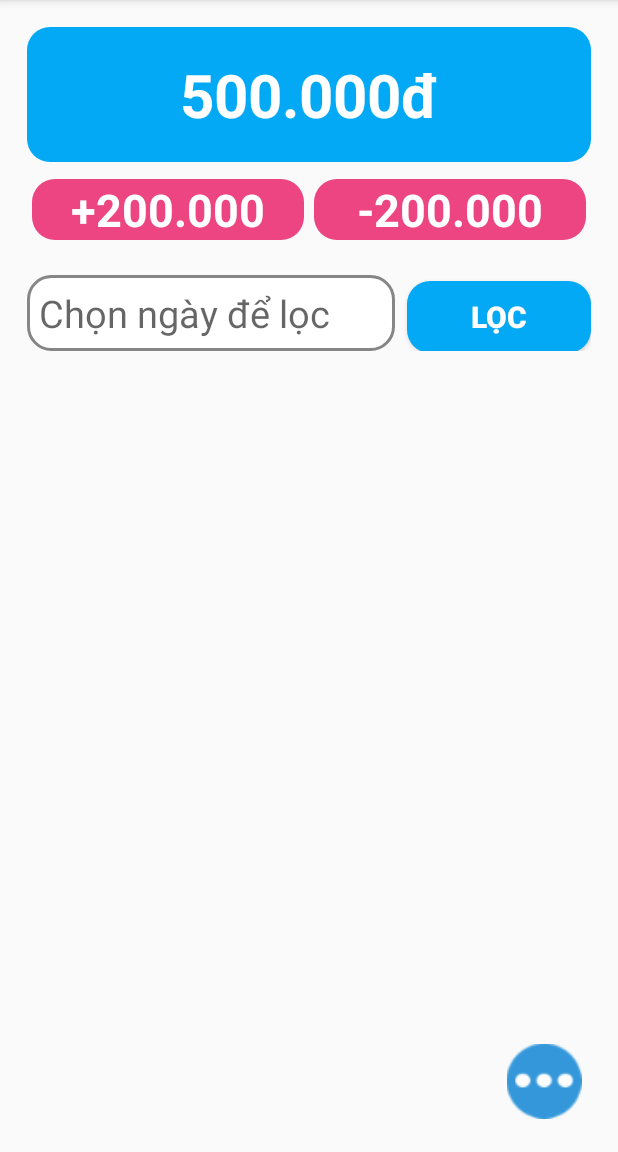
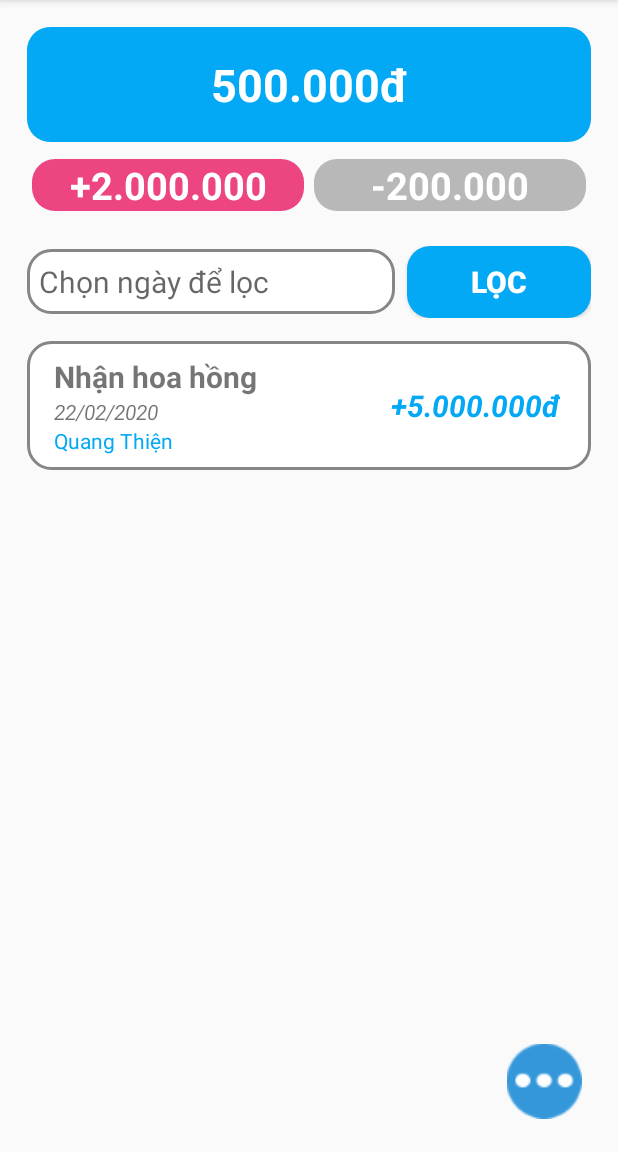
Before and after one commit to SugarTea2899/OurWalletApp, an Android app: the ManagementActivity screen opened directly, with no data from a screen before it, on a phone screen of 412 x 824 dp, the part 84-1236 px from its top. Run offline under Robolectric (Android 15) with nearby library versions, the phone set to English and light mode, and no system bars.

Commit message:
+ Tạo custom adapter cho recycle view, hiển thị lên giao diện

```diff
--- /dev/null
+++ b/APP/app/src/main/java/com/example/myapplication/HistoryAdapter.java
@@ -0,0 +1,82 @@
+package com.example.myapplication;
+
+import android.content.Context;
+import android.view.LayoutInflater;
+import android.view.View;
+import android.view.ViewGroup;
+import android.widget.TextView;
+
+import androidx.annotation.NonNull;
+import androidx.recyclerview.widget.RecyclerView;
+
+import java.lang.reflect.Array;
+import java.util.ArrayList;
+
+public class HistoryAdapter extends RecyclerView.Adapter<HistoryAdapter.HistoryViewHolder> {
+    public ArrayList<HistoryItemModel> itemModelsResult;
+    private Context context;
+
+    public HistoryAdapter(ArrayList<HistoryItemModel> itemModelsResult, Context context) {
+        this.itemModelsResult = itemModelsResult;
+        this.context = context;
+    }
+
+    @NonNull
+    @Override
+    public HistoryViewHolder onCreateViewHolder(@NonNull ViewGroup parent, int viewType) {
+        View itemView = LayoutInflater.from(parent.getContext()).inflate(R.layout.history_item, parent, false);
+        return new HistoryViewHolder(itemView);
+    }
+
+    @Override
+    public void onBindViewHolder(@NonNull HistoryViewHolder holder, int position) {
+        HistoryItemModel item = itemModelsResult.get(position);
+
+        holder.tvContent.setText(item.content);
+        holder.tvDate.setText(item.date);
+        holder.tvUsername.setText(item.userName);
+        String temp = formatMoney(item.value);
+
+        if (item.isRevenues)
+            temp = "+" + temp;
+        else
+            temp = "-" + temp;
+        holder.tvValue.setText(temp);
+    }
+
+    @Override
+    public int getItemCount() {
+        return itemModelsResult.size();
+    }
+
+    public class HistoryViewHolder extends RecyclerView.ViewHolder {
+        public TextView tvContent;
+        public TextView tvDate;
+        public TextView tvUsername;
+        public TextView tvValue;
+
+        public HistoryViewHolder(@NonNull View itemView) {
+            super(itemView);
+
+            tvContent = (TextView) itemView.findViewById(R.id.tv_content);
+            tvDate = (TextView) itemView.findViewById(R.id.tv_date);
+            tvUsername = (TextView) itemView.findViewById(R.id.tv_userName);
+            tvValue = (TextView) itemView.findViewById(R.id.tv_value);
+
+        }
+    }
+
+    public static String formatMoney(String money){
+        int count = 0;
+        StringBuffer result = new StringBuffer(money);
+        for (int i = result.length() - 1; i > 0; i--){
+            count++;
+            if (count == 3){
+                count = 0;
+                result.insert(i, '.');
+            }
+        }
+        result.insert(result.length(), "đ");
+        return result.toString();
+    }
+}
--- /dev/null
+++ b/APP/app/src/main/java/com/example/myapplication/HistoryItemModel.java
@@ -0,0 +1,17 @@
+package com.example.myapplication;
+
+public class HistoryItemModel {
+    public String content;
+    public String date;
+    public String userName;
+    public String value;
+    public boolean isRevenues;
+
+    public HistoryItemModel(String content, String date, String userName, String value, boolean isRevenues) {
+        this.content = content;
+        this.date = date;
+        this.userName = userName;
+        this.value = value;
+        this.isRevenues = isRevenues;
+    }
+}
--- a/APP/app/src/main/java/com/example/myapplication/MainActivity.java
+++ b/APP/app/src/main/java/com/example/myapplication/MainActivity.java
@@ -2,13 +2,39 @@ package com.example.myapplication;
 
 import androidx.appcompat.app.AppCompatActivity;
 
+import android.content.Intent;
 import android.os.Bundle;
+import android.view.View;
+import android.widget.Button;
+import android.widget.EditText;
 
 public class MainActivity extends AppCompatActivity {
 
+    EditText edtUserName;
+    EditText edtWalletID;
+    EditText edtWalletPass;
+    Button btnConnect;
     @Override
     protected void onCreate(Bundle savedInstanceState) {
         super.onCreate(savedInstanceState);
         setContentView(R.layout.activity_main);
+        getWidget();
+
+
+        setEvent();
+    }
+
+    private void setEvent(){
+        btnConnect.setOnClickListener(new View.OnClickListener() {
+            @Override
+            public void onClick(View v) {
+                Intent intent = new Intent(MainActivity.this, ManagementActivity.class);
+                startActivity(intent);
+            }
+        });
+    }
+
+    private void getWidget(){
+        btnConnect = (Button) findViewById(R.id.btn_connect);
     }
 }
--- a/APP/app/src/main/java/com/example/myapplication/ManagementActivity.java
+++ b/APP/app/src/main/java/com/example/myapplication/ManagementActivity.java
@@ -1,14 +1,38 @@
 package com.example.myapplication;
 
 import androidx.appcompat.app.AppCompatActivity;
+import androidx.recyclerview.widget.LinearLayoutManager;
+import androidx.recyclerview.widget.RecyclerView;
 
 import android.os.Bundle;
 
+import java.util.ArrayList;
+
 public class ManagementActivity extends AppCompatActivity {
+
+    RecyclerView recyclerView;
+    ArrayList <HistoryItemModel> itemModels;
+    HistoryAdapter adapter;
 
     @Override
     protected void onCreate(Bundle savedInstanceState) {
         super.onCreate(savedInstanceState);
         setContentView(R.layout.activity_management);
+        getWidget();
+        HistoryItemModel itemModel = new HistoryItemModel("Nhận hoa hồng", "22/02/2020", "Quang Thiện", "5000000", true);
+        itemModels.add(itemModel);
+        adapter = new HistoryAdapter(itemModels, this);
+        recyclerView.setAdapter(adapter);
+        setEvent();
+    }
+
+    private void setEvent(){
+
+    }
+
+    private void getWidget(){
+        itemModels = new ArrayList<HistoryItemModel>();
+        recyclerView = (RecyclerView) findViewById(R.id.rv_history);
+        recyclerView.setLayoutManager(new LinearLayoutManager(this));
     }
 }
--- /dev/null
+++ b/APP/app/src/main/res/drawable/border_button_gray.xml
@@ -0,0 +1,11 @@
+<?xml version="1.0" encoding="utf-8"?>
+<!--  res/drawable/rounded_edittext.xml -->
+<shape xmlns:android="http://schemas.android.com/apk/res/android"
+    android:shape="rectangle" android:padding="10dp">
+    <solid android:color="#B9B8B8"/>
+    <corners
+        android:bottomRightRadius="15dp"
+        android:bottomLeftRadius="15dp"
+        android:topLeftRadius="15dp"
+        android:topRightRadius="15dp"/>
+</shape>
--- a/APP/app/src/main/res/layout/activity_main.xml
+++ b/APP/app/src/main/res/layout/activity_main.xml
@@ -32,6 +32,7 @@
         android:padding="8dp"
         android:id="@+id/edt_walletId"
         android:layout_marginTop="30dp"
+        android:inputType="number"
         android:layout_width="match_parent"
         android:layout_height="wrap_content"
         android:background="@drawable/rounded_edittext"
--- a/APP/app/src/main/res/layout/activity_management.xml
+++ b/APP/app/src/main/res/layout/activity_management.xml
@@ -12,7 +12,7 @@
         android:layout_height="wrap_content"
         android:background="@drawable/border_button"
         android:textColor="#FFFFFF"
-        android:textSize="40sp"
+        android:textSize="30sp"
         android:textStyle="bold"
         android:textAlignment="center"
         android:text="500.000đ" />
@@ -32,11 +32,11 @@
             android:layout_weight="1"
             android:layout_height="wrap_content"
             android:textStyle="bold"
-            android:text="+200.000"
+            android:text="+2.000.000"
             android:textColor="#FFFFFF"
             android:textAlignment="center"
             android:background="@drawable/border_button_red"
-            android:textSize="30sp"/>
+            android:textSize="25sp"/>
         <TextView
             android:id="@+id/tv_expenditures"
             android:layout_margin="3dp"
@@ -47,8 +47,8 @@
             android:text="-200.000"
             android:layout_height="wrap_content"
             android:textStyle="bold"
-            android:background="@drawable/border_button_red"
-            android:textSize="30sp"/>
+            android:background="@drawable/border_button_gray"
+            android:textSize="25sp"/>
     </LinearLayout>
     <LinearLayout
         android:id="@+id/layout1"
@@ -64,7 +64,7 @@
             android:padding="8dp"
             android:layout_width="0dp"
             android:layout_weight="4"
-            android:textSize="25sp"
+            android:textSize="20sp"
             android:layout_height="wrap_content"
             android:hint="@string/choose_date"
             android:background="@drawable/rounded_edittext"/>
--- a/APP/app/src/main/res/layout/history_item.xml
+++ b/APP/app/src/main/res/layout/history_item.xml
@@ -1,8 +1,8 @@
 <?xml version="1.0" encoding="utf-8"?>
 <LinearLayout xmlns:android="http://schemas.android.com/apk/res/android"
     android:orientation="horizontal" android:layout_width="match_parent"
-    android:layout_marginLeft="14dp"
-    android:layout_marginRight="14dp"
+    android:padding="10dp"
+    android:background="@drawable/rounded_edittext"
     android:layout_marginBottom="8dp"
     android:layout_height="wrap_content"
     android:weightSum="4">
@@ -11,20 +11,23 @@
         android:layout_height="match_parent"
         android:paddingLeft="8dp"
         android:orientation="vertical"
-        android:layout_weight="3">
+        android:layout_weight="2.5">
         <TextView
+            android:id="@+id/tv_content"
             android:layout_width="match_parent"
             android:layout_height="wrap_content"
             android:text="Nhận tiền hoa hồng"
             android:textSize="20sp"
             android:textStyle="bold"/>
         <TextView
+            android:id="@+id/tv_date"
             android:layout_width="match_parent"
             android:layout_height="wrap_content"
             android:text="22/2/2020"
             android:textStyle="italic"/>
 
         <TextView
+            android:id="@+id/tv_userName"
             android:layout_width="match_parent"
             android:layout_height="wrap_content"
             android:text="Quang Thiện"
@@ -33,8 +36,9 @@
     <RelativeLayout
         android:layout_width="0dp"
         android:layout_height="match_parent"
-        android:layout_weight="1">
+        android:layout_weight="1.5">
         <TextView
+            android:id="@+id/tv_value"
             android:layout_width="wrap_content"
             android:layout_height="wrap_content"
             android:layout_centerHorizontal="true"
```
